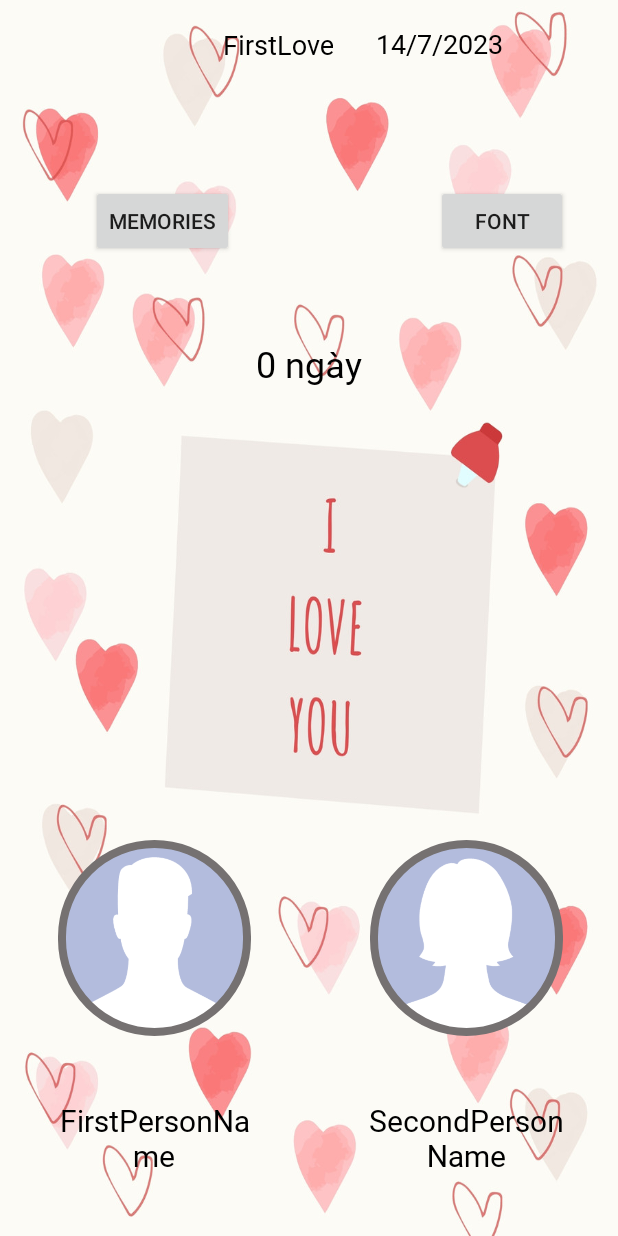
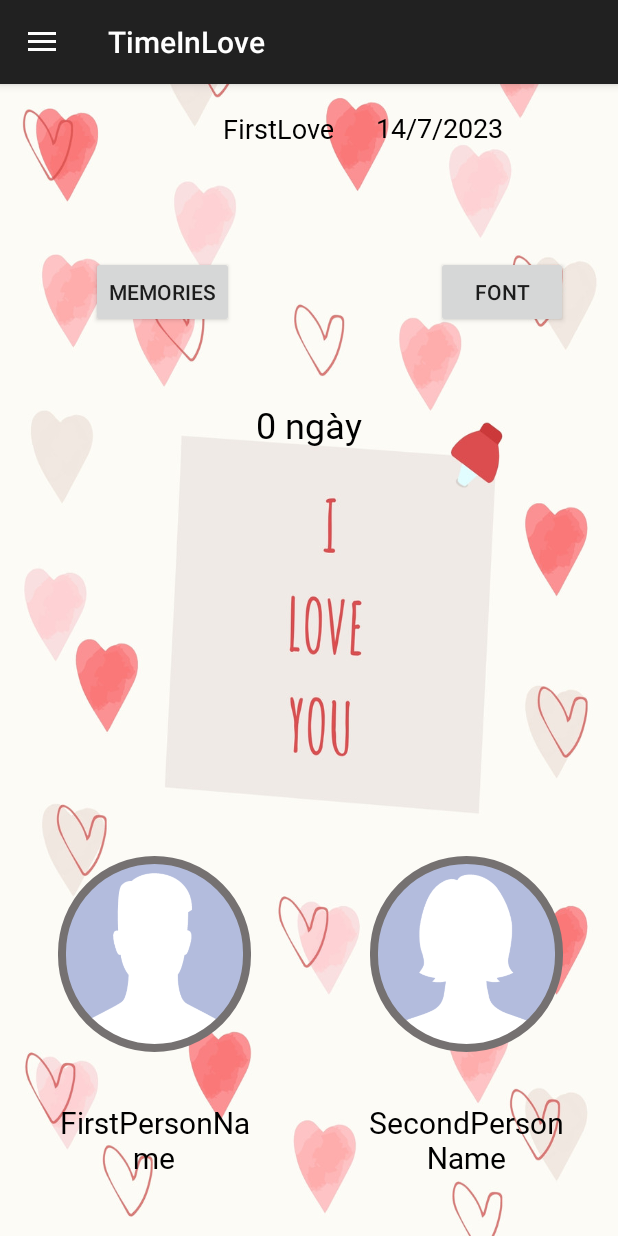
Before and after one commit to ThanhThanTho/LoveTime, an Android app: the screen it shows after launch (MainActivity), on a phone screen of 412 x 824 dp. Run offline under Robolectric (Android 15) with nearby library versions, the phone set to English and light mode, and no system bars; libraries missing offline, so code that uses them is left out: com.github.dhaval2404.imagepicker; Roboto replaces fonts that are not available here; 1 statement that could not run was skipped.

Commit message:
QA commit

```diff
--- a/app/src/main/java/com/vn/thanhnx/countingtimetogether/MainActivity.java
+++ b/app/src/main/java/com/vn/thanhnx/countingtimetogether/MainActivity.java
@@ -1,8 +1,11 @@
 package com.vn.thanhnx.countingtimetogether;
 
+import androidx.annotation.NonNull;
+import androidx.appcompat.app.ActionBarDrawerToggle;
 import androidx.appcompat.app.AppCompatActivity;
 import androidx.core.app.ActivityCompat;
 import androidx.core.content.ContextCompat;
+import androidx.drawerlayout.widget.DrawerLayout;
 
 import android.Manifest;
 import android.app.DatePickerDialog;
@@ -18,6 +21,7 @@ import android.graphics.drawable.BitmapDrawable;
 import android.graphics.drawable.Drawable;
 import android.net.Uri;
 import android.os.Bundle;
+import android.view.MenuItem;
 import android.view.View;
 import android.widget.Button;
 import android.widget.DatePicker;
@@ -68,8 +72,11 @@ public class MainActivity extends AppCompatActivity {
     public static ArrayList<Font> fontList;
     private Button memoryButton;
     public static SharedPreferences sharedPreferences;
-
+    public DrawerLayout drawerLayout;
+    public ActionBarDrawerToggle actionBarDrawerToggle;
     private void bindingView(){
+        drawerLayout = findViewById(R.id.my_drawer_layout);
+        actionBarDrawerToggle = new ActionBarDrawerToggle(this, drawerLayout, R.string.nav_open, R.string.nav_close);
         firstPic = findViewById(R.id.firstPic);
         secondPic = findViewById(R.id.secondPic);
         textViewCounting = findViewById(R.id.textViewTime);
@@ -85,6 +92,9 @@ public class MainActivity extends AppCompatActivity {
     }
 
     private void bindingAction(){
+        drawerLayout.addDrawerListener(actionBarDrawerToggle);
+        actionBarDrawerToggle.syncState();
+        getSupportActionBar().setDisplayHomeAsUpEnabled(true);
         firstPic.setOnClickListener(this::firstPicClick);
         secondPic.setOnClickListener(this::secondPicClick);
         changeFont.setOnClickListener(this::changeFont);
@@ -95,7 +105,13 @@ public class MainActivity extends AppCompatActivity {
         memoryButton.setOnClickListener(this::memoryClick);
     }
 
-
+    @Override
+    public boolean onOptionsItemSelected(@NonNull MenuItem item) {
+        if (actionBarDrawerToggle.onOptionsItemSelected(item)) {
+            return true;
+        }
+        return super.onOptionsItemSelected(item);
+    }
 
     private void memoryClick(View view) {
         Intent i = new Intent(this, MemoriesActivity.class);
--- a/app/src/main/res/layout/activity_main.xml
+++ b/app/src/main/res/layout/activity_main.xml
@@ -1,11 +1,17 @@
 <?xml version="1.0" encoding="utf-8"?>
-<androidx.constraintlayout.widget.ConstraintLayout xmlns:android="http://schemas.android.com/apk/res/android"
+<androidx.drawerlayout.widget.DrawerLayout
+    xmlns:android="http://schemas.android.com/apk/res/android"
+    xmlns:app="http://schemas.android.com/apk/res-auto"
+    xmlns:tools="http://schemas.android.com/tools"
+    android:id="@+id/my_drawer_layout"
+    android:layout_width="match_parent"
+    android:layout_height="match_parent"
+    tools:context=".MainActivity">
+    <androidx.constraintlayout.widget.ConstraintLayout xmlns:android="http://schemas.android.com/apk/res/android"
     xmlns:app="http://schemas.android.com/apk/res-auto"
     xmlns:tools="http://schemas.android.com/tools"
     android:layout_width="match_parent"
-    android:layout_height="match_parent"
-
-    tools:context=".MainActivity">
+    android:layout_height="match_parent">
 
     <TextView
         android:id="@+id/secondPersonName"
@@ -143,3 +149,10 @@
         app:layout_constraintVertical_bias="0.159" />
 
 </androidx.constraintlayout.widget.ConstraintLayout>
+    <com.google.android.material.navigation.NavigationView
+        android:layout_width="wrap_content"
+        android:layout_height="match_parent"
+        android:layout_gravity="start"
+        app:menu="@menu/navigation_menu" />
+
+</androidx.drawerlayout.widget.DrawerLayout>
--- /dev/null
+++ b/app/src/main/res/menu/navigation_menu.xml
@@ -0,0 +1,17 @@
+<?xml version="1.0" encoding="utf-8"?>
+<menu xmlns:android="http://schemas.android.com/apk/res/android"
+    xmlns:tools="http://schemas.android.com/tools">
+
+    <item
+        android:id="@+id/nav_font"
+        android:title="Font" />
+
+    <item
+        android:id="@+id/nav_settings"
+        android:title="Settings" />
+
+    <item
+        android:id="@+id/nav_logout"
+        android:title="Logout" />
+
+</menu>
--- a/app/src/main/res/values-night/themes.xml
+++ b/app/src/main/res/values-night/themes.xml
@@ -1,6 +1,6 @@
 <resources xmlns:tools="http://schemas.android.com/tools">
     <!-- Base application theme. -->
-    <style name="Base.Theme.CountingTimeTogether" parent="Theme.AppCompat.DayNight.NoActionBar">
+    <style name="Base.Theme.CountingTimeTogether" parent="Theme.AppCompat.DayNight.DarkActionBar">
         <!-- Customize your dark theme here. -->
         <!-- <item name="colorPrimary">@color/my_dark_primary</item> -->
     </style>
--- a/app/src/main/res/values/strings.xml
+++ b/app/src/main/res/values/strings.xml
@@ -1,3 +1,6 @@
 <resources>
     <string name="app_name">TimeInLove</string>
+    <!-- to toggle the open close button of the navigation drawer -->
+    <string name="nav_open">Open</string>
+    <string name="nav_close">Close</string>
 </resources>
--- a/app/src/main/res/values/themes.xml
+++ b/app/src/main/res/values/themes.xml
@@ -1,6 +1,6 @@
 <resources xmlns:tools="http://schemas.android.com/tools">
     <!-- Base application theme. -->
-    <style name="Base.Theme.CountingTimeTogether" parent="Theme.AppCompat.DayNight.NoActionBar">
+    <style name="Base.Theme.CountingTimeTogether" parent="Theme.AppCompat.DayNight.DarkActionBar">
         <!-- Customize your light theme here. -->
         <!-- <item name="colorPrimary">@color/my_light_primary</item> -->
     </style>
```
